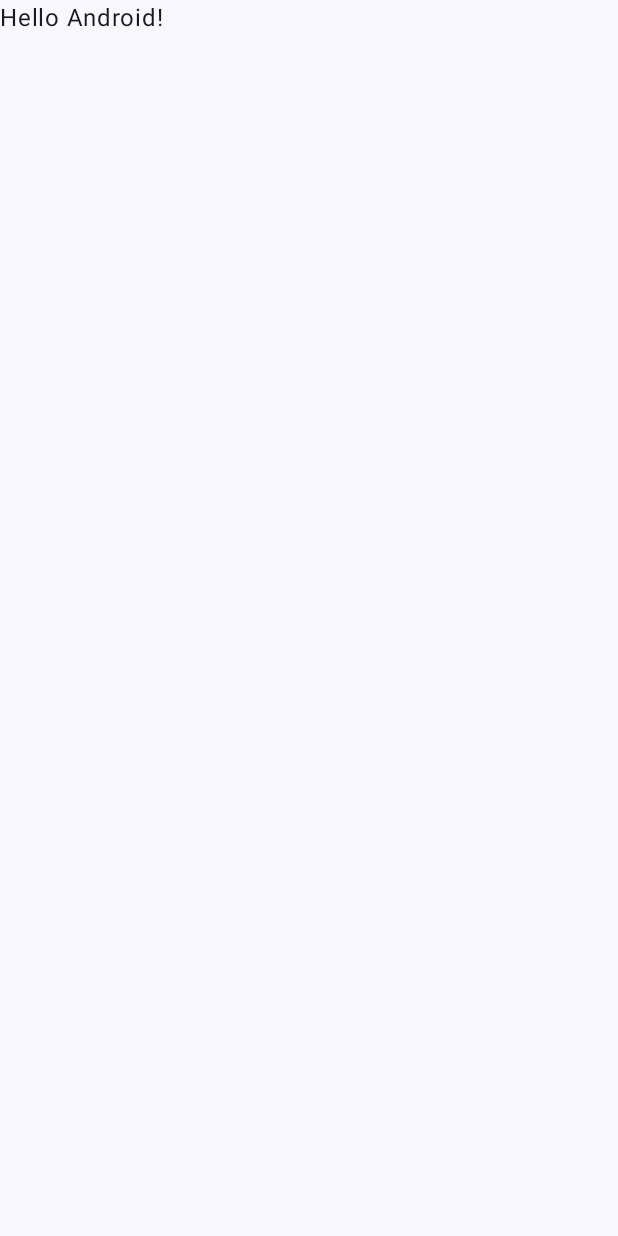
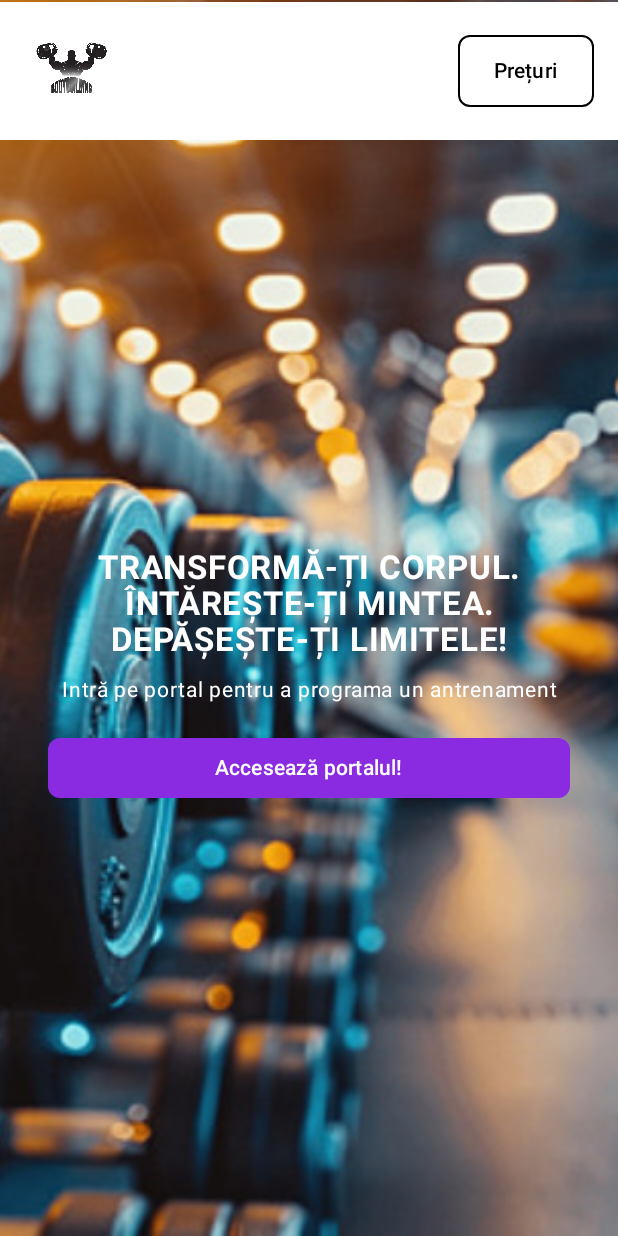
Before and after one commit to buciuMT/Htrack, an Android app built with Jetpack Compose: the screen it shows after launch (MainActivity), on a phone screen of 412 x 824 dp. Before the commit the screen is almost empty. Run offline under Robolectric (Android 15) with nearby library versions, the phone set to English and light mode, and no system bars.

```diff
--- a/Htrack/app/build.gradle.kts
+++ b/Htrack/app/build.gradle.kts
@@ -5,11 +5,11 @@ plugins {
 }
 
 android {
-    namespace = "com.mdsapps.htrack"
+    namespace = "com.example.gym"
     compileSdk = 35
 
     defaultConfig {
-        applicationId = "com.mdsapps.htrack"
+        applicationId = "com.example.gym"
         minSdk = 24
         targetSdk = 35
         versionCode = 1
@@ -56,4 +56,5 @@ dependencies {
     androidTestImplementation(libs.androidx.ui.test.junit4)
     debugImplementation(libs.androidx.ui.tooling)
     debugImplementation(libs.androidx.ui.test.manifest)
+    implementation("androidx.navigation:navigation-compose:2.7.5")
 }
--- /dev/null
+++ b/Htrack/app/src/main/java/com/example/gym/MainActivity.kt
@@ -0,0 +1,264 @@
+package com.example.gym
+
+import android.os.Bundle
+import androidx.activity.ComponentActivity
+import androidx.activity.compose.setContent
+import androidx.activity.enableEdgeToEdge
+import androidx.compose.foundation.Image
+import androidx.compose.foundation.background
+import androidx.compose.foundation.border
+import androidx.compose.foundation.layout.*
+import androidx.compose.foundation.shape.RoundedCornerShape
+import androidx.compose.material3.*
+import androidx.compose.runtime.Composable
+import androidx.compose.ui.Alignment
+import androidx.compose.ui.Modifier
+import androidx.compose.ui.graphics.Color
+import androidx.compose.ui.layout.ContentScale
+import androidx.compose.ui.res.painterResource
+import androidx.compose.ui.text.font.FontWeight
+import androidx.compose.ui.text.style.TextAlign
+import androidx.compose.ui.unit.dp
+import androidx.compose.ui.unit.sp
+import androidx.compose.ui.zIndex
+import androidx.navigation.NavController
+import androidx.navigation.compose.rememberNavController
+import androidx.navigation.compose.NavHost
+import androidx.navigation.compose.composable
+import com.example.gym.ui.screens.*
+import com.example.gym.ui.theme.GymTheme
+
+class MainActivity : ComponentActivity() {
+    override fun onCreate(savedInstanceState: Bundle?) {
+        super.onCreate(savedInstanceState)
+        enableEdgeToEdge()
+        setContent {
+            val navController = rememberNavController()
+            GymTheme {
+                Scaffold(
+                    modifier = Modifier.fillMaxSize()
+                ) { innerPadding ->
+                    NavHost(
+                        navController = navController,
+                        startDestination = "home", // Pagina principală
+                        modifier = Modifier.padding(innerPadding)
+                    ) {
+                        composable("home") { GymScreen(navController) }
+                        composable("prices") { PricesScreen(navController) } // Pagina de prețuri
+                        composable("login") { SignUpScreen(navController) } //
+                        composable("signup") { SignUpWithSubscriptionScreen(navController) }
+                    }
+                }
+            }
+        }
+    }
+}
+
+@Composable
+fun GymScreen(navController: NavController) {
+    Box(
+        modifier = Modifier.fillMaxSize()
+    ) {
+        Image(
+            painter = painterResource(id = R.drawable.gymbg),
+            contentDescription = "Gym Background",
+            contentScale = ContentScale.Crop,
+            modifier = Modifier.fillMaxSize()
+        )
+
+        Column(
+            modifier = Modifier
+                .fillMaxSize()
+                .padding(top = 1.dp),
+            verticalArrangement = Arrangement.SpaceBetween,
+            horizontalAlignment = Alignment.CenterHorizontally
+        ) {
+            // Bara de sus cu logo și buton de prețuri
+            Box(
+                modifier = Modifier
+                    .fillMaxWidth()
+                    .background(Color.White)
+                    .zIndex(1f)
+                    .padding(0.dp)
+            ) {
+                Row(
+                    modifier = Modifier
+                        .fillMaxWidth()
+                        .padding(16.dp),
+                    horizontalArrangement = Arrangement.SpaceBetween,
+                    verticalAlignment = Alignment.CenterVertically
+                ) {
+                    Image(
+                        painter = painterResource(id = R.drawable.gymlogo),
+                        contentDescription = "Gym Logo",
+                        modifier = Modifier.size(60.dp)
+                    )
+
+                    Button(
+                        onClick = { navController.navigate("prices") }, // Navigare către prețuri
+                        colors = ButtonDefaults.buttonColors(containerColor = Color.White),
+                        modifier = Modifier.border(1.dp, Color.Black, RoundedCornerShape(8.dp))
+                    ) {
+                        Text("Prețuri", color = Color.Black)
+                    }
+                }
+            }
+
+            // Secțiunea principală cu text și buton de acces la portal
+            Box(
+                modifier = Modifier
+                    .fillMaxSize()
+            ) {
+                Column(
+                    horizontalAlignment = Alignment.CenterHorizontally,
+                    modifier = Modifier
+                        .fillMaxWidth()
+                        .align(Alignment.Center)
+                        .padding(32.dp)
+                ) {
+                    Text(
+                        text = "TRANSFORMĂ-ȚI CORPUL. ÎNTĂREȘTE-ȚI MINTEA. DEPĂȘEȘTE-ȚI LIMITELE!",
+                        textAlign = TextAlign.Center,
+                        fontSize = 22.sp,
+                        fontWeight = FontWeight.Bold,
+                        color = Color.White
+                    )
+
+                    Spacer(modifier = Modifier.height(8.dp))
+
+                    Text(
+                        text = "Intră pe portal pentru a programa un antrenament",
+                        textAlign = TextAlign.Center,
+                        fontSize = 14.sp,
+                        color = Color.White
+                    )
+
+                    Spacer(modifier = Modifier.height(16.dp))
+
+                    Button(
+                        onClick = { navController.navigate("login") },
+                        colors = ButtonDefaults.buttonColors(containerColor = Color(0xFF8A2BE2)), // Mov deschis
+                        modifier = Modifier.fillMaxWidth(),
+                        shape = RoundedCornerShape(8.dp)
+                    ) {
+                        Text("Accesează portalul!", color = Color.White)
+                    }
+
+                    Spacer(modifier = Modifier.height(16.dp))
+
+
+                }
+            }
+        }
+    }
+}
+
+@Composable
+fun PricesScreen(navController: NavController) {
+    Box(modifier = Modifier.fillMaxSize()) {
+        Image(
+            painter = painterResource(id = R.drawable.gymbg), // Fundal de sală
+            contentDescription = null,
+            contentScale = ContentScale.Crop,
+            modifier = Modifier.fillMaxSize()
+        )
+
+        Column(
+            modifier = Modifier
+                .fillMaxSize()
+                .background(Color.Black.copy(alpha = 0.7f)) // Suprapunere întunecată pentru vizibilitate
+                .padding(16.dp),
+            horizontalAlignment = Alignment.CenterHorizontally
+        ) {
+            // Buton de întoarcere
+            Button(
+                onClick = { navController.popBackStack() },
+                colors = ButtonDefaults.buttonColors(containerColor = Color.Gray),
+                modifier = Modifier.align(Alignment.Start)
+            ) {
+                Text("Înapoi", color = Color.White)
+            }
+
+            Spacer(modifier = Modifier.height(16.dp))
+
+            Text("PREȚURI ABONAMENTE", fontSize = 26.sp, fontWeight = FontWeight.Bold, color = Color.Yellow)
+
+            Spacer(modifier = Modifier.height(16.dp))
+
+            PriceCard(
+                title = "STANDARD",
+                price = "300 LEI",
+                benefits = listOf(
+                    "Antrenament în grupuri de maxim 4 persoane",
+                    "12 antrenamente pe lună",
+                    "Plan de antrenament personalizat"
+                ),
+                titleColor = Color.White,
+                priceColor = Color.Yellow,
+                cardColor = Color.DarkGray
+            )
+
+            PriceCard(
+                title = "GOLD",
+                price = "450 LEI",
+                benefits = listOf(
+                    "Beneficiile abonamentului Standard",
+                    "Posibilitatea de anulare a programării fără costuri",
+                    "Posibilitatea reprogramării unui antrenament anulat"
+                ),
+                titleColor = Color.Yellow,
+                priceColor = Color.Cyan,
+                cardColor = Color.Gray
+            )
+
+            PriceCard(
+                title = "PREMIUM",
+                price = "600 LEI",
+                benefits = listOf(
+                    "Antrenament individual",
+                    "Acces la zona de calcul al caloriilor",
+                    "15 antrenamente pe lună",
+                    "Posibilitatea de anulare a programării fără costuri",
+                    "Posibilitatea reprogramării unui antrenament anulat"
+                ),
+                titleColor = Color.Red,
+                priceColor = Color.Red,
+                cardColor = Color.Black,
+                borderHighlight = true
+            )
+        }
+    }
+}
+
+@Composable
+fun PriceCard(
+    title: String,
+    price: String,
+    benefits: List<String>,
+    titleColor: Color,
+    priceColor: Color,
+    cardColor: Color,
+    borderHighlight: Boolean = false
+) {
+    Card(
+        modifier = Modifier
+            .fillMaxWidth()
+            .padding(8.dp)
+            .then(
+                if (borderHighlight) Modifier.background(Color.Red.copy(alpha = 0.8f)) else Modifier
+            ),
+        shape = RoundedCornerShape(12.dp),
+        colors = CardDefaults.cardColors(containerColor = cardColor)
+    ) {
+        Column(modifier = Modifier.padding(16.dp)) {
+            Text(text = title, fontWeight = FontWeight.Bold, fontSize = 22.sp, color = titleColor)
+            Text(text = price, fontSize = 20.sp, color = priceColor, fontWeight = FontWeight.Bold)
+
+            Spacer(modifier = Modifier.height(8.dp))
+
+            benefits.forEach { benefit ->
+                Text(text = "✔ $benefit", fontSize = 16.sp, color = Color.White)
+            }
+        }
+    }
+}
--- /dev/null
+++ b/Htrack/app/src/main/java/com/example/gym/ui/theme/Color.kt
@@ -0,0 +1,11 @@
+package com.example.gym.ui.theme
+
+import androidx.compose.ui.graphics.Color
+
+val Purple80 = Color(0xFFD0BCFF)
+val PurpleGrey80 = Color(0xFFCCC2DC)
+val Pink80 = Color(0xFFEFB8C8)
+
+val Purple40 = Color(0xFF6650a4)
+val PurpleGrey40 = Color(0xFF625b71)
+val Pink40 = Color(0xFF7D5260)
--- /dev/null
+++ b/Htrack/app/src/main/java/com/example/gym/ui/theme/Theme.kt
@@ -0,0 +1,58 @@
+package com.example.gym.ui.theme
+
+import android.app.Activity
+import android.os.Build
+import androidx.compose.foundation.isSystemInDarkTheme
+import androidx.compose.material3.MaterialTheme
+import androidx.compose.material3.darkColorScheme
+import androidx.compose.material3.dynamicDarkColorScheme
+import androidx.compose.material3.dynamicLightColorScheme
+import androidx.compose.material3.lightColorScheme
+import androidx.compose.runtime.Composable
+import androidx.compose.ui.platform.LocalContext
+
+private val DarkColorScheme = darkColorScheme(
+    primary = Purple80,
+    secondary = PurpleGrey80,
+    tertiary = Pink80
+)
+
+private val LightColorScheme = lightColorScheme(
+    primary = Purple40,
+    secondary = PurpleGrey40,
+    tertiary = Pink40
+
+    /* Other default colors to override
+    background = Color(0xFFFFFBFE),
+    surface = Color(0xFFFFFBFE),
+    onPrimary = Color.White,
+    onSecondary = Color.White,
+    onTertiary = Color.White,
+    onBackground = Color(0xFF1C1B1F),
+    onSurface = Color(0xFF1C1B1F),
+    */
+)
+
+@Composable
+fun GymTheme(
+    darkTheme: Boolean = isSystemInDarkTheme(),
+    // Dynamic color is available on Android 12+
+    dynamicColor: Boolean = true,
+    content: @Composable () -> Unit
+) {
+    val colorScheme = when {
+        dynamicColor && Build.VERSION.SDK_INT >= Build.VERSION_CODES.S -> {
+            val context = LocalContext.current
+            if (darkTheme) dynamicDarkColorScheme(context) else dynamicLightColorScheme(context)
+        }
+
+        darkTheme -> DarkColorScheme
+        else -> LightColorScheme
+    }
+
+    MaterialTheme(
+        colorScheme = colorScheme,
+        typography = Typography,
+        content = content
+    )
+}
--- /dev/null
+++ b/Htrack/app/src/main/java/com/example/gym/ui/theme/Type.kt
@@ -0,0 +1,34 @@
+package com.example.gym.ui.theme
+
+import androidx.compose.material3.Typography
+import androidx.compose.ui.text.TextStyle
+import androidx.compose.ui.text.font.FontFamily
+import androidx.compose.ui.text.font.FontWeight
+import androidx.compose.ui.unit.sp
+
+// Set of Material typography styles to start with
+val Typography = Typography(
+    bodyLarge = TextStyle(
+        fontFamily = FontFamily.Default,
+        fontWeight = FontWeight.Normal,
+        fontSize = 16.sp,
+        lineHeight = 24.sp,
+        letterSpacing = 0.5.sp
+    )
+    /* Other default text styles to override
+    titleLarge = TextStyle(
+        fontFamily = FontFamily.Default,
+        fontWeight = FontWeight.Normal,
+        fontSize = 22.sp,
+        lineHeight = 28.sp,
+        letterSpacing = 0.sp
+    ),
+    labelSmall = TextStyle(
+        fontFamily = FontFamily.Default,
+        fontWeight = FontWeight.Medium,
+        fontSize = 11.sp,
+        lineHeight = 16.sp,
+        letterSpacing = 0.5.sp
+    )
+    */
+)
--- a/Htrack/app/src/main/res/values/strings.xml
+++ b/Htrack/app/src/main/res/values/strings.xml
@@ -1,3 +1,3 @@
 <resources>
-    <string name="app_name">Htrack</string>
+    <string name="app_name">Gym</string>
 </resources>
--- a/Htrack/app/src/main/res/values/themes.xml
+++ b/Htrack/app/src/main/res/values/themes.xml
@@ -1,5 +1,5 @@
 <?xml version="1.0" encoding="utf-8"?>
 <resources>
 
-    <style name="Theme.Htrack" parent="android:Theme.Material.Light.NoActionBar" />
+    <style name="Theme.Gym" parent="android:Theme.Material.Light.NoActionBar" />
 </resources>
--- a/Htrack/gradle/libs.versions.toml
+++ b/Htrack/gradle/libs.versions.toml
@@ -5,7 +5,7 @@ coreKtx = "1.15.0"
 junit = "4.13.2"
 junitVersion = "1.2.1"
 espressoCore = "3.6.1"
-lifecycleRuntimeKtx = "2.8.7"
+lifecycleRuntimeKtx = "2.6.1"
 activityCompose = "1.8.0"
 composeBom = "2024.09.00"
 
--- a/Htrack/settings.gradle.kts
+++ b/Htrack/settings.gradle.kts
@@ -19,5 +19,5 @@ dependencyResolutionManagement {
     }
 }
 
-rootProject.name = "Htrack"
+rootProject.name = "Gym"
 include(":app")
```
Also changed, not shown: Htrack/app/src/main/AndroidManifest.xml (+4 -3 lines), Htrack/app/src/main/java/com/example/gym/ui/screens/Login.kt (added, +98 -0 lines), Htrack/app/src/main/java/com/example/gym/ui/screens/SignUp.kt (added, +129 -0 lines), Htrack/app/src/main/res/drawable/gymbg.jpg (added), Htrack/app/src/main/res/drawable/gymlogo.png (added), Htrack/gradle/wrapper/gradle-wrapper.properties, 2 other files.
